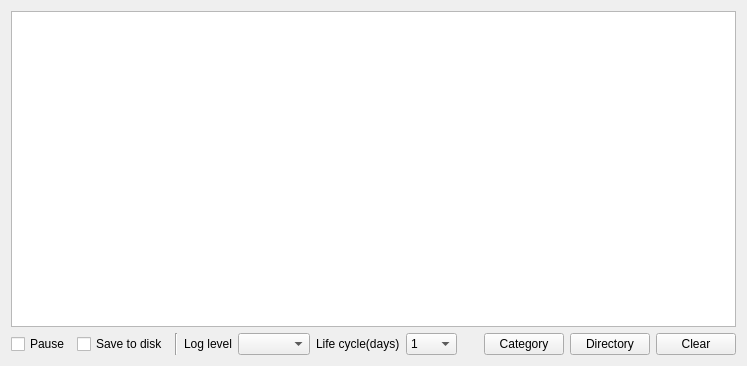
First picture: the form in src/logui/SAKLogUi.ui, repository x-tools-author/x-tools, before the edit.
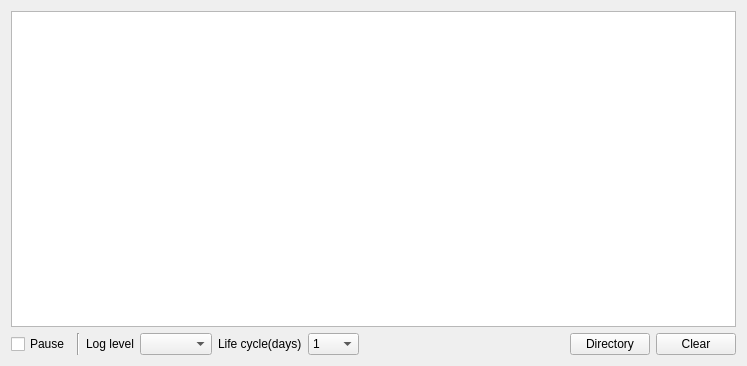
Second picture: the form after the edit. Custom widgets are drawn as their Qt base class.

The edit to the form file:
```diff
--- a/src/logui/SAKLogUi.ui
+++ b/src/logui/SAKLogUi.ui
@@ -26,13 +26,6 @@
        </property>
       </widget>
      </item>
-     <item>
-      <widget class="QCheckBox" name="checkBoxSaveToDisk">
-       <property name="text">
-        <string>Save to disk</string>
-       </property>
-      </widget>
-     </item>
      <item>
       <widget class="Line" name="line">
        <property name="orientation">
@@ -124,13 +117,6 @@
        </property>
       </spacer>
      </item>
-     <item>
-      <widget class="QPushButton" name="pushButtonCategory">
-       <property name="text">
-        <string>Category</string>
-       </property>
-      </widget>
-     </item>
      <item>
       <widget class="QPushButton" name="pushButtonDirectory">
        <property name="text">
@@ -149,6 +135,13 @@
    </item>
   </layout>
  </widget>
+ <customwidgets>
+  <customwidget>
+   <class>SAKComboBox</class>
+   <extends>QComboBox</extends>
+   <header location="global">SAKComboBox.hh</header>
+  </customwidget>
+ </customwidgets>
  <resources/>
  <connections/>
 </ui>
```
Left out of the diff: 4 changed lines with no effect on the pictures.
